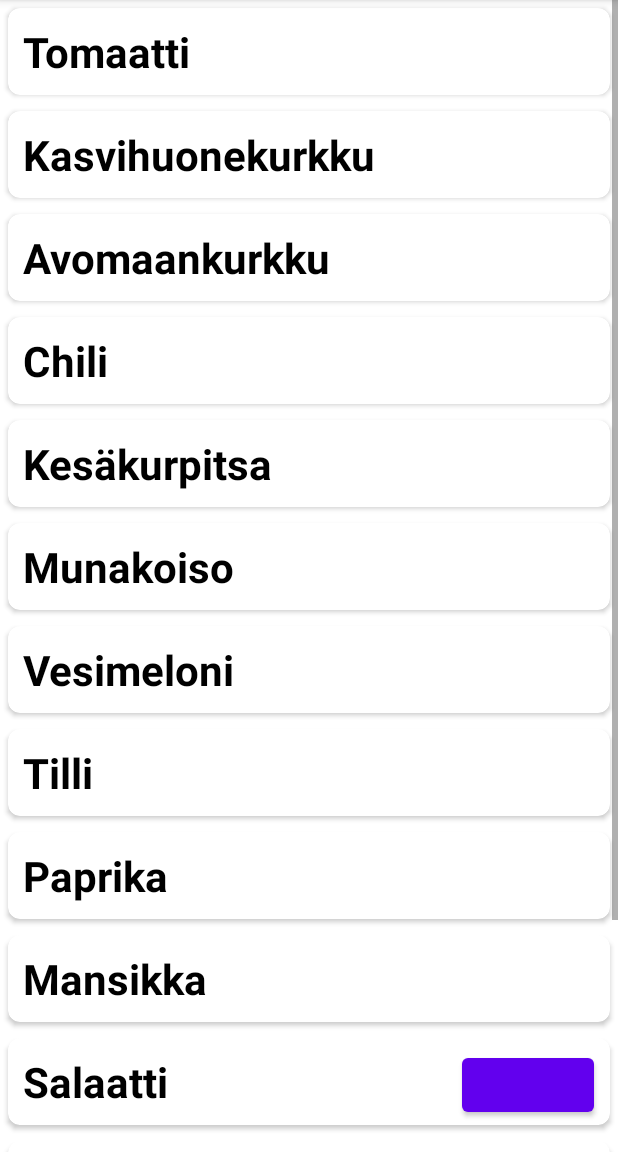
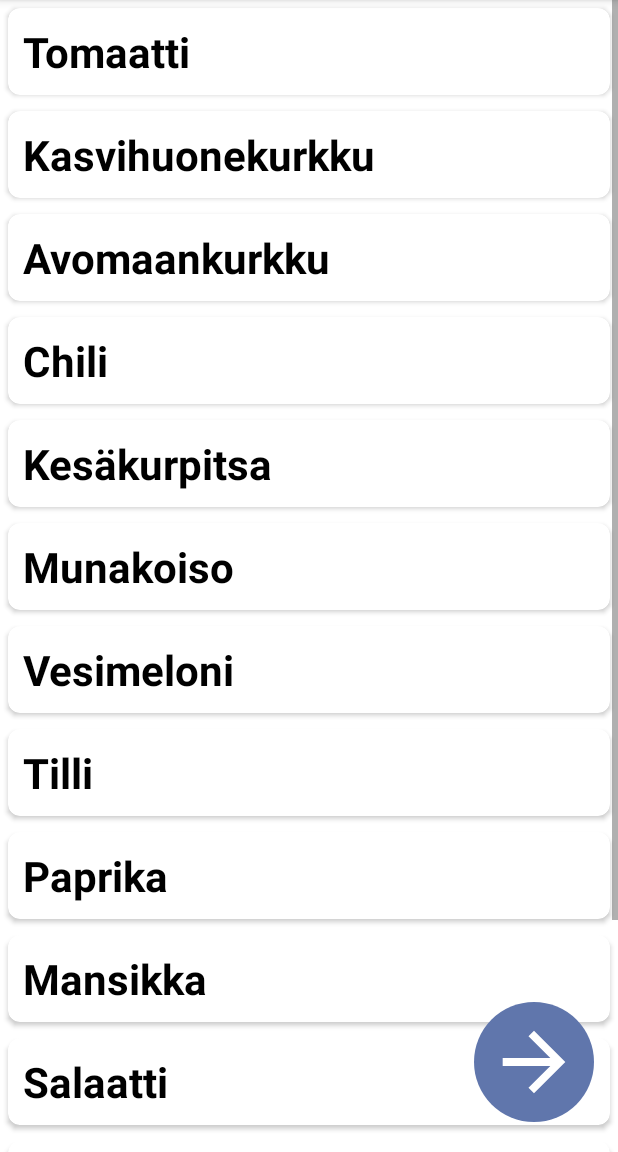
Before and after one commit to Vezki/OhjelmointiProjekti, an Android app: the KasviValinta screen opened directly, with no data from a screen before it, on a phone screen of 412 x 824 dp, the part 84-1236 px from its top. Run offline under Robolectric (Android 15) with nearby library versions, the phone set to English and light mode, and no system bars.

Commit message:
näkymät kuntoon

```diff
--- a/Appi/app/src/main/java/com/plantsit/koskaistutan/KasviValinta.java
+++ b/Appi/app/src/main/java/com/plantsit/koskaistutan/KasviValinta.java
@@ -61,7 +61,7 @@ public class KasviValinta extends AppCompatActivity {
         CustomAdapter customAdapter = new CustomAdapter(kasvilista, KasviValinta.this);
         recyclerView.setAdapter(customAdapter);
 
-        Button btnTallenna = findViewById(R.id.btnTallenna);
+        ImageButton btnTallenna = findViewById(R.id.btnTallenna);
 
         btnTallenna.setOnClickListener(new View.OnClickListener(){
             @Override
--- a/Appi/app/src/main/res/layout/activity_kasvi_valinta.xml
+++ b/Appi/app/src/main/res/layout/activity_kasvi_valinta.xml
@@ -23,10 +23,10 @@
         android:text="Tarkista"
         tools:ignore="MissingConstraints"
         tools:layout_editor_absoluteX="0dp"
-        tools:layout_editor_absoluteY="676dp" />
+        tools:layout_editor_absoluteY="676dp" />-->
 
          <ImageButton
-        android:id="@+id/btnNuoli"
+        android:id="@+id/btnTallenna"
         android:layout_width="80dp"
         android:layout_height="80dp"
         android:background="@drawable/pyorea_nappi_bg"
@@ -36,9 +36,9 @@
         app:layout_constraintStart_toStartOf="parent"
         app:layout_constraintTop_toTopOf="parent"
         app:layout_constraintVertical_bias="0.971"
-        app:srcCompat="@drawable/ic_arrow_right_foreground" /> -->
+        app:srcCompat="@drawable/ic_arrow_right_foreground" />
 
-    <Button
+    <!-- <Button
          android:layout_width="wrap_content"
          android:layout_height="wrap_content"
          android:id="@+id/btnTallenna"
@@ -47,6 +47,6 @@
          app:layout_constraintHorizontal_bias="0.951"
          app:layout_constraintStart_toStartOf="parent"
          app:layout_constraintTop_toTopOf="parent"
-        app:layout_constraintVertical_bias="0.971" />
+         app:layout_constraintVertical_bias="0.971" />-->
 
 </androidx.constraintlayout.widget.ConstraintLayout>
```
Also changed, not shown: Appi/app/src/main/res/layout/activity_alue_valinta.xml (+4 -4 lines). Lines whose indentation alone changed are shown as unchanged.
